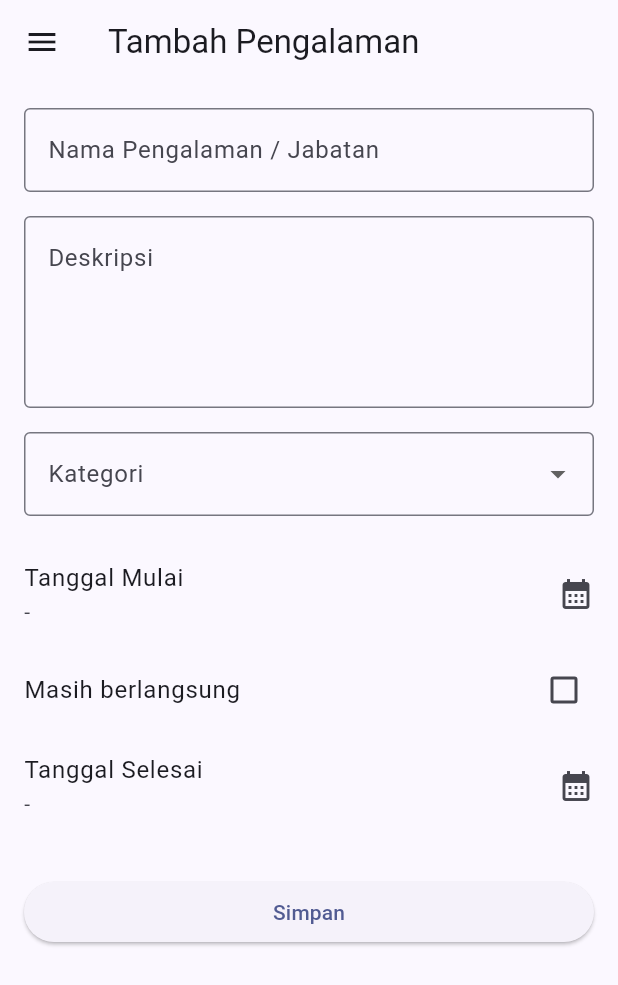
After one commit to salhraa/myportofolio_mobile, a Flutter app: the ExperienceFormPage screen opened directly, in the side drawer, after a tap on "Kategori", on a phone screen of 412 x 824 dp. The commit adds this screen. Shown: the top 985 px of the screen. Run offline on Flutter 3.47's test engine with Material 3 defaults, Android fonts, the phone set to English and light mode, and no system bars; our stand-ins replace material_ui.

Commit message:
Add Experience Form and Navigation

```diff
--- /dev/null
+++ b/lib/screens/experience_form.dart
@@ -0,0 +1,257 @@
+
+import 'package:material_ui/material_ui.dart';
+import '../widgets/left_drawer.dart';
+
+class ExperienceFormPage extends StatefulWidget {
+  const ExperienceFormPage({super.key});
+
+  @override
+  State<ExperienceFormPage> createState() => _ExperienceFormPageState();
+}
+
+class _ExperienceFormPageState extends State<ExperienceFormPage> {
+  final _formKey = GlobalKey<FormState>();
+
+  final _titleController = TextEditingController();
+  final _descriptionController = TextEditingController();
+
+  String? _category;
+  DateTime? _startedAt;
+  DateTime? _endedAt;
+  bool _isOngoing = false;
+
+  @override
+  void dispose() {
+    _titleController.dispose();
+    _descriptionController.dispose();
+    super.dispose();
+  }
+
+  String _formatDate(DateTime? date) {
+    if (date == null) return '-';
+    return '${date.day}/${date.month}/${date.year}';
+  }
+
+  Future<void> _pickDate(bool isStart) async {
+    final picked = await showDatePicker(
+      context: context,
+      initialDate: isStart
+          ? (_startedAt ?? DateTime.now())
+          : (_endedAt ?? _startedAt ?? DateTime.now()),
+      firstDate: DateTime(1950),
+      lastDate: DateTime(2100),
+    );
+
+    if (picked != null) {
+      setState(() {
+        if (isStart) {
+          _startedAt = picked;
+          if (_endedAt != null && _endedAt!.isBefore(picked)) {
+            _endedAt = null;
+          }
+        } else {
+          _endedAt = picked;
+        }
+      });
+    }
+  }
+
+  void _saveForm() {
+    if (!_formKey.currentState!.validate()) return;
+
+    if (_startedAt == null) {
+      ScaffoldMessenger.of(context).showSnackBar(
+        const SnackBar(content: Text('Tanggal mulai wajib diisi.')),
+      );
+      return;
+    }
+
+    if (!_isOngoing && _endedAt == null) {
+      ScaffoldMessenger.of(context).showSnackBar(
+        const SnackBar(content: Text('Tanggal selesai wajib diisi.')),
+      );
+      return;
+    }
+
+    if (!_isOngoing && _endedAt!.isBefore(_startedAt!)) {
+      ScaffoldMessenger.of(context).showSnackBar(
+        const SnackBar(
+          content: Text('Tanggal selesai tidak boleh sebelum tanggal mulai.'),
+        ),
+      );
+      return;
+    }
+
+    showDialog(
+      context: context,
+      builder: (context) => AlertDialog(
+        title: const Text('Ringkasan Pengalaman'),
+        content: SingleChildScrollView(
+          child: Column(
+            crossAxisAlignment: CrossAxisAlignment.start,
+            mainAxisSize: MainAxisSize.min,
+            children: [
+              Text('Nama/Jabatan: ${_titleController.text}'),
+              const SizedBox(height: 8),
+              Text('Deskripsi: ${_descriptionController.text}'),
+              const SizedBox(height: 8),
+              Text('Kategori: $_category'),
+              const SizedBox(height: 8),
+              Text('Tanggal Mulai: ${_formatDate(_startedAt)}'),
+              const SizedBox(height: 8),
+              Text(
+                'Tanggal Selesai: ${_isOngoing ? 'Masih berlangsung' : _formatDate(_endedAt)}',
+              ),
+            ],
+          ),
+        ),
+        actions: [
+          TextButton(
+            onPressed: () => Navigator.pop(context),
+            child: const Text('Tutup'),
+          ),
+        ],
+      ),
+    );
+  }
+
+  @override
+  Widget build(BuildContext context) {
+    return Scaffold(
+      appBar: AppBar(
+        title: const Text('Tambah Pengalaman'),
+      ),
+      drawer: const LeftDrawer(),
+      body: Form(
+        key: _formKey,
+        child: SingleChildScrollView(
+          padding: const EdgeInsets.all(16),
+          child: Column(
+            children: [
+              TextFormField(
+                controller: _titleController,
+                decoration: const InputDecoration(
+                  labelText: 'Nama Pengalaman / Jabatan',
+                  border: OutlineInputBorder(),
+                ),
+                validator: (value) {
+                  if (value == null || value.trim().isEmpty) {
+                    return 'Nama pengalaman wajib diisi.';
+                  }
+                  if (value.trim().length > 100) {
+                    return 'Maksimal 100 karakter.';
+                  }
+                  return null;
+                },
+              ),
+              const SizedBox(height: 16),
+
+              TextFormField(
+                controller: _descriptionController,
+                maxLines: 4,
+                decoration: const InputDecoration(
+                  labelText: 'Deskripsi',
+                  border: OutlineInputBorder(),
+                  alignLabelWithHint: true,
+                ),
+                validator: (value) {
+                  if (value == null || value.trim().isEmpty) {
+                    return 'Deskripsi wajib diisi.';
+                  }
+                  if (value.trim().length > 1000) {
+                    return 'Maksimal 1000 karakter.';
+                  }
+                  return null;
+                },
+              ),
+              const SizedBox(height: 16),
+
+              DropdownButtonFormField<String>(
+                initialValue: _category,
+                decoration: const InputDecoration(
+                  labelText: 'Kategori',
+                  border: OutlineInputBorder(),
+                ),
+                items: const [
+                  DropdownMenuItem(
+                    value: 'internship',
+                    child: Text('Internship'),
+                  ),
+                  DropdownMenuItem(
+                    value: 'research',
+                    child: Text('Research'),
+                  ),
+                  DropdownMenuItem(
+                    value: 'volunteer',
+                    child: Text('Volunteer'),
+                  ),
+                  DropdownMenuItem(
+                    value: 'part-time',
+                    child: Text('Part-time'),
+                  ),
+                  DropdownMenuItem(
+                    value: 'full-time',
+                    child: Text('Full-time'),
+                  ),
+                  DropdownMenuItem(
+                    value: 'freelance',
+                    child: Text('Freelance'),
+                  ),
+                ],
+                onChanged: (value) {
+                  setState(() => _category = value);
+                },
+                validator: (value) {
+                  if (value == null || value.isEmpty) {
+                    return 'Kategori wajib dipilih.';
+                  }
+                  return null;
+                },
+              ),
+              const SizedBox(height: 16),
+
+              ListTile(
+                contentPadding: EdgeInsets.zero,
+                title: const Text('Tanggal Mulai'),
+                subtitle: Text(_formatDate(_startedAt)),
+                trailing: const Icon(Icons.calendar_month),
+                onTap: () => _pickDate(true),
+              ),
+
+              CheckboxListTile(
+                contentPadding: EdgeInsets.zero,
+                title: const Text('Masih berlangsung'),
+                value: _isOngoing,
+                onChanged: (value) {
+                  setState(() {
+                    _isOngoing = value ?? false;
+                    if (_isOngoing) _endedAt = null;
+                  });
+                },
+              ),
+
+              if (!_isOngoing)
+                ListTile(
+                  contentPadding: EdgeInsets.zero,
+                  title: const Text('Tanggal Selesai'),
+                  subtitle: Text(_formatDate(_endedAt)),
+                  trailing: const Icon(Icons.calendar_month),
+                  onTap: _startedAt == null ? null : () => _pickDate(false),
+                ),
+
+              const SizedBox(height: 24),
+
+              SizedBox(
+                width: double.infinity,
+                child: ElevatedButton(
+                  onPressed: _saveForm,
+                  child: const Text('Simpan'),
+                ),
+              ),
+            ],
+          ),
+        ),
+      ),
+    );
+  }
+}
--- a/lib/screens/menu.dart
+++ b/lib/screens/menu.dart
@@ -12,6 +12,7 @@ class MyHomePage extends StatelessWidget {
   final List<ItemHomepage> items = [
     ItemHomepage("Lihat Proyek", Icons.folder, const Color(0xFFF5C6D6)),
     ItemHomepage("Tambah Proyek", Icons.add_circle, const Color(0xFFDCCCF5)),
+    ItemHomepage("Tambah Pengalaman", Icons.work, const Color(0xFFFFD6A5)),
     ItemHomepage("Logout", Icons.logout, const Color(0xFFC7E8D3)),
   ];
 
--- a/lib/widgets/left_drawer.dart
+++ b/lib/widgets/left_drawer.dart
@@ -1,6 +1,8 @@
 import 'package:material_ui/material_ui.dart';
 import 'package:myportofolio_mobile/screens/menu.dart';
 import 'package:myportofolio_mobile/screens/project_form.dart';
+import 'package:myportofolio_mobile/screens/experience_form.dart';
+
 class LeftDrawer extends StatelessWidget {
   const LeftDrawer({super.key});
 
@@ -61,6 +63,18 @@ class LeftDrawer extends StatelessWidget {
               );
             },
           ),
+          ListTile(
+            leading: const Icon(Icons.work_outline),
+            title: const Text('Add Experience'),
+            onTap: () {
+              Navigator.pushReplacement(
+                context,
+                MaterialPageRoute(
+                  builder: (context) => const ExperienceFormPage(),
+                ),
+              );
+            },
+          ),
         ],
       ),
     );
```
Also changed, not shown: lib/widgets/project_card.dart (+10 -0 lines).
